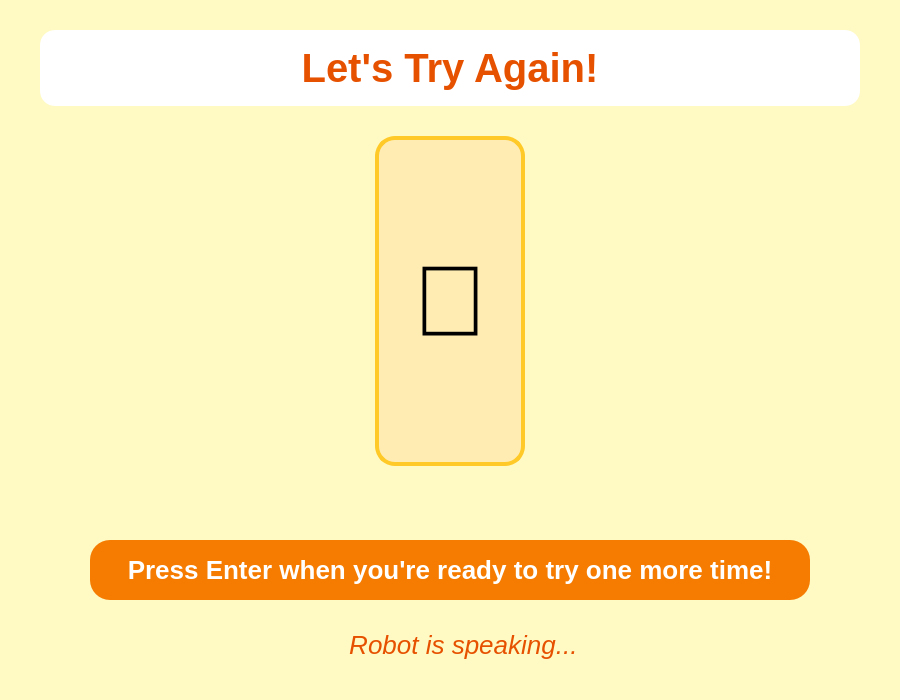
Before: the Qt Designer form ui/engageUI.ui in zenBandara/akshi-robot-main, drawn with Qt 5.
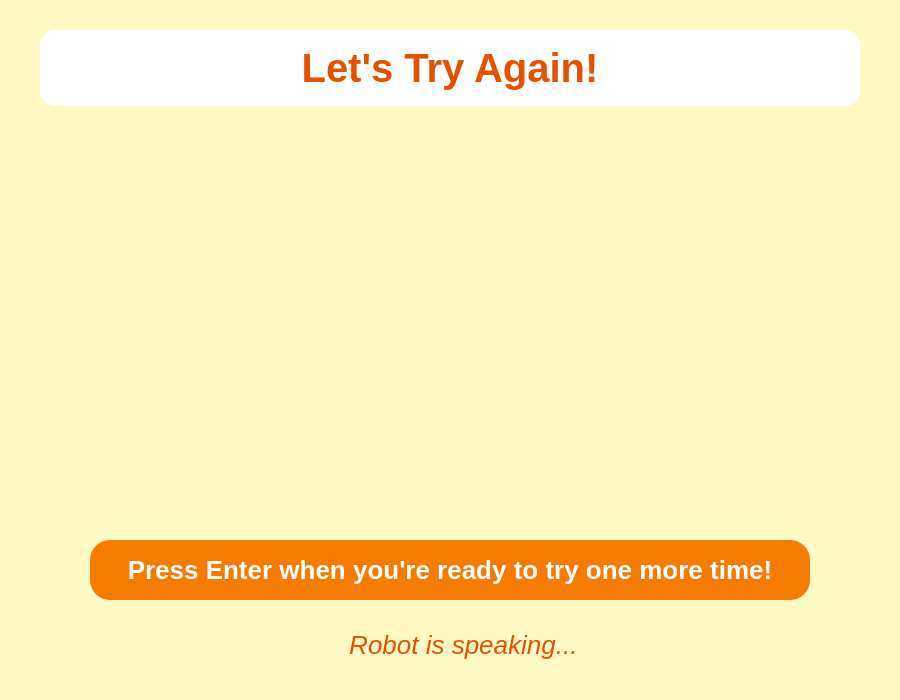
After: the same form once the commit is applied.

Commit message: Update: replace static media with dynamic video player and multi-stage speech sequence in engage screen

```diff
--- a/ui/engageUI.ui
+++ b/ui/engageUI.ui
@@ -38,11 +38,8 @@
      
      <!-- Media / Illustration -->
      <item>
-      <widget class="QLabel" name="media_label">
-       <property name="text"><string>🌟</string></property>
-       <property name="alignment"><set>Qt::AlignCenter</set></property>
-       <property name="scaledContents"><bool>true</bool></property>
-       <property name="styleSheet"><string>font-size: 100px; background-color: #FFECB3; border-radius: 20px; border: 4px solid #FFCA28; margin: 10px 100px;</string></property>
+      <widget class="QWidget" name="video_container">
+       <property name="styleSheet"><string>background-color: transparent; margin: 10px 100px;</string></property>
        <property name="minimumSize"><size><width>350</width><height>350</height></size></property>
       </widget>
      </item>
```
Left out of the diff: 3 changed lines with no effect on the pictures. The commit also changes 3 other files.
